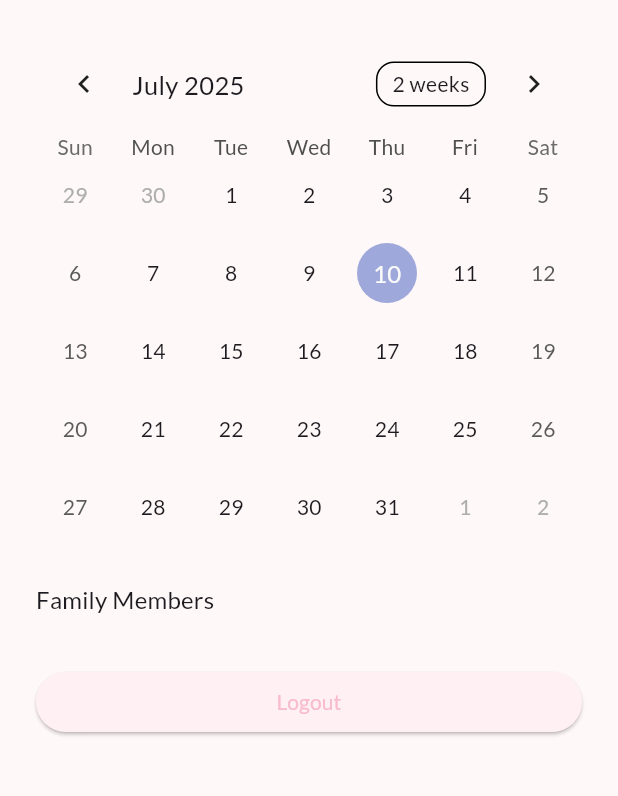
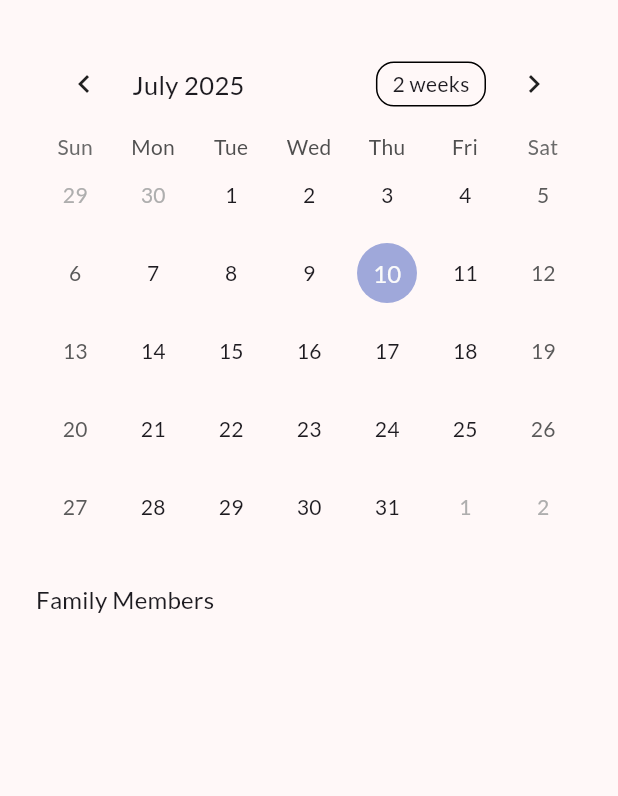
Before and after one commit to PabloGTUOC/CareCoins, a Flutter app: the HomePage screen opened directly, on a phone screen of 412 x 824 dp, the part 216-1012 px from its top. Run offline on Flutter 3.47's test engine with Material 3 defaults, Android fonts, the phone set to English and light mode, and no system bars; drawn by our look-alikes of table_calendar; our stand-ins replace flutter_signin_button, google_fonts, supabase_flutter; missing offline and left inert: gotrue; accounts and stored records are empty; network calls fail.

Commit message:
Remove extra logout button

```diff
--- a/lib/screens/home_page.dart
+++ b/lib/screens/home_page.dart
@@ -170,11 +170,6 @@ class _HomePageState extends State<HomePage> {
                     trailing: Text('${m['carecoins_balance'] ?? 0} CC'),
                   ),
                 ),
-            const SizedBox(height: 24),
-            ElevatedButton(
-              onPressed: () => _logout(context),
-              child: const Text('Logout'),
-            ),
           ],
         ),
       ),
```
